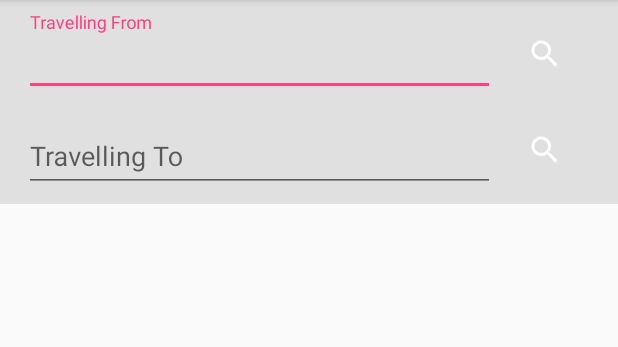
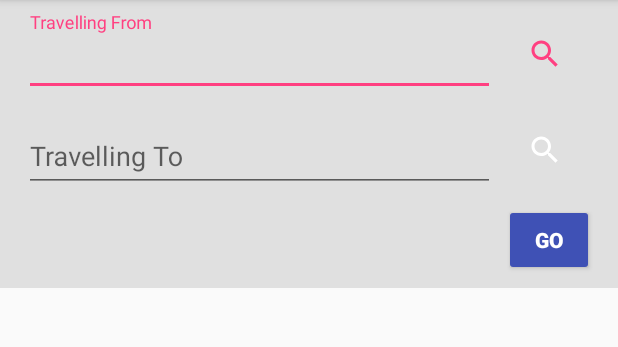
Before and after one commit to Tigh-Gherr/RoutePicker, an Android app: the JourneyPlannerFragment screen opened directly, with no data from a screen before it, on a phone screen of 412 x 824 dp, the part 84-431 px from its top. Run offline under Robolectric (Android 15) with nearby library versions, the light colour scheme and no system bars.

Commit message:
Further UI development

```diff
--- a/app/src/main/java/uni/tighearnan/routepicker/JourneyPlannerFragment.java
+++ b/app/src/main/java/uni/tighearnan/routepicker/JourneyPlannerFragment.java
@@ -3,9 +3,15 @@ package uni.tighearnan.routepicker;
 
 import android.os.Bundle;
 import android.support.v4.app.Fragment;
+import android.support.v4.content.ContextCompat;
+import android.support.v4.graphics.drawable.DrawableCompat;
+import android.support.v7.widget.AppCompatButton;
+import android.support.v7.widget.AppCompatEditText;
+import android.support.v7.widget.AppCompatImageButton;
 import android.view.LayoutInflater;
 import android.view.View;
 import android.view.ViewGroup;
+import android.widget.LinearLayout;
 
 
 /**
@@ -13,7 +19,30 @@ import android.view.ViewGroup;
  */
 public class JourneyPlannerFragment extends Fragment {
 
+    private AppCompatEditText mFromEditText;
+    private AppCompatEditText mToEditText;
+    private AppCompatImageButton mFromImageButton;
+    private AppCompatImageButton mToImageButton;
+    private AppCompatButton mGoButton;
 
+    private View.OnFocusChangeListener mFocusChangeListener
+            = new View.OnFocusChangeListener() {
+        @Override
+        public void onFocusChange(View v, boolean hasFocus) {
+            AppCompatImageButton search = null;
+            if(v == mFromEditText) {
+                search = mFromImageButton;
+            } else if (v == mToEditText){
+                search = mToImageButton;
+            }
+
+            if(hasFocus) {
+                DrawableCompat.setTint(search.getDrawable(), ContextCompat.getColor(getActivity(), R.color.colorAccent));
+            } else {
+                DrawableCompat.setTint(search.getDrawable(), ContextCompat.getColor(getActivity(), R.color.md_white_1000));
+            }
+        }
+    };
 
     public JourneyPlannerFragment() {
         // Required empty public constructor
@@ -24,7 +53,51 @@ public class JourneyPlannerFragment extends Fragment {
     public View onCreateView(LayoutInflater inflater, ViewGroup container,
                              Bundle savedInstanceState) {
         // Inflate the layout for this fragment
-        return inflater.inflate(R.layout.fragment_journey_planner, container, false);
+        View v = inflater.inflate(R.layout.fragment_journey_planner, container, false);
+
+        mFromEditText = (AppCompatEditText) v.findViewById(R.id.edit_text_travellingFrom);
+        mFromEditText.setOnFocusChangeListener(mFocusChangeListener);
+        mToEditText = (AppCompatEditText) v.findViewById(R.id.edit_text_travellingTo);
+        mToEditText.setOnFocusChangeListener(mFocusChangeListener);
+
+        mFromImageButton = (AppCompatImageButton) v.findViewById(R.id.image_button_travellingFrom);
+        mToImageButton = (AppCompatImageButton) v.findViewById(R.id.image_button_travellingTo);
+
+        mGoButton = (AppCompatButton) v.findViewById(R.id.button_go);
+        mGoButton.setOnClickListener(new View.OnClickListener() {
+            @Override
+            public void onClick(View v) {
+                tryLocations();
+            }
+        });
+
+        return v;
+    }
+
+    private void tryLocations() {
+        mFromEditText.setError(null);
+        mToEditText.setError(null);
+
+        String from = mFromEditText.getText().toString();
+        String to = mToEditText.getText().toString();
+
+        View errorView = null;
+
+        if(!isValid(mFromEditText)) {
+            mFromEditText.setError("\"" + from + "\" is not a valid location.");
+            errorView = mFromEditText;
+        }
+
+        if(!isValid(mToEditText)) {
+            mToEditText.setError("\"" + to + "\" is not a valid location.");
+            if(errorView == null) {
+                errorView = mToEditText;
+            }
+        }
+    }
+
+    private boolean isValid(AppCompatEditText editText) {
+        return editText.getText().toString().length() > 2;
     }
 
 }
--- a/app/src/main/res/layout/fragment_journey_planner.xml
+++ b/app/src/main/res/layout/fragment_journey_planner.xml
@@ -8,16 +8,17 @@
     <LinearLayout
         android:layout_width="match_parent"
         android:layout_height="wrap_content"
+        android:background="@color/md_grey_300"
+        android:paddingTop="8dp"
+        android:paddingLeft="16dp"
+        android:paddingRight="16dp"
+        android:paddingBottom="8dp"
         android:orientation="vertical">
 
         <LinearLayout
             android:layout_width="match_parent"
             android:layout_height="wrap_content"
-            android:background="@color/md_grey_300"
-            android:paddingBottom="8dp"
-            android:paddingLeft="16dp"
-            android:paddingRight="16dp"
-            android:paddingTop="8dp">
+            android:paddingBottom="8dp">
 
             <android.support.design.widget.TextInputLayout
                 android:layout_width="wrap_content"
@@ -49,11 +50,8 @@
         <LinearLayout
             android:layout_width="match_parent"
             android:layout_height="match_parent"
-            android:background="@color/md_grey_300"
             android:orientation="horizontal"
-            android:paddingBottom="8dp"
-            android:paddingLeft="16dp"
-            android:paddingRight="16dp">
+            android:paddingBottom="8dp">
 
             <android.support.design.widget.TextInputLayout
                 android:layout_width="wrap_content"
@@ -82,6 +80,14 @@
 
         </LinearLayout>
 
+        <android.support.v7.widget.AppCompatButton
+            android:id="@+id/button_go"
+            style="@style/ButtonStyle"
+            android:layout_width="60dp"
+            android:layout_height="wrap_content"
+            android:layout_gravity="right"
+            android:text="Go" />
+
     </LinearLayout>
 
 </FrameLayout>
```
